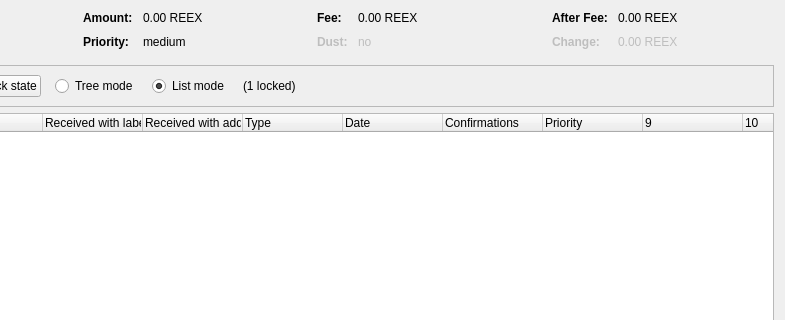
Above: src/qt/forms/coincontroldialog.ui from supertref/Reex before the change; both pictures show x 169 to 954 and y 0 to 320 of the 954 by 500 pixel window. Below: the same form after it.
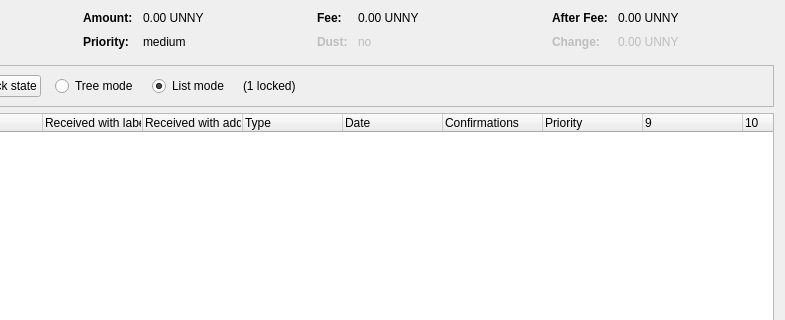
That is the form after the change. Custom widgets are drawn as their Qt base class.

```diff
--- a/src/qt/forms/coincontroldialog.ui
+++ b/src/qt/forms/coincontroldialog.ui
@@ -132,7 +132,7 @@
           <enum>Qt::ActionsContextMenu</enum>
          </property>
          <property name="text">
-          <string notr="true">0.00 REEX</string>
+          <string notr="true">0.00 UNNY</string>
          </property>
          <property name="textInteractionFlags">
           <set>Qt::LinksAccessibleByMouse|Qt::TextSelectableByKeyboard|Qt::TextSelectableByMouse</set>
@@ -206,7 +206,7 @@
           <enum>Qt::ActionsContextMenu</enum>
          </property>
          <property name="text">
-          <string notr="true">0.00 REEX</string>
+          <string notr="true">0.00 UNNY</string>
          </property>
          <property name="textInteractionFlags">
           <set>Qt::LinksAccessibleByMouse|Qt::TextSelectableByKeyboard|Qt::TextSelectableByMouse</set>
@@ -286,7 +286,7 @@
           <enum>Qt::ActionsContextMenu</enum>
          </property>
          <property name="text">
-          <string notr="true">0.00 REEX</string>
+          <string notr="true">0.00 UNNY</string>
          </property>
          <property name="textInteractionFlags">
           <set>Qt::LinksAccessibleByMouse|Qt::TextSelectableByKeyboard|Qt::TextSelectableByMouse</set>
@@ -321,7 +321,7 @@
           <enum>Qt::ActionsContextMenu</enum>
          </property>
          <property name="text">
-          <string notr="true">0.00 REEX</string>
+          <string notr="true">0.00 UNNY</string>
          </property>
          <property name="textInteractionFlags">
           <set>Qt::LinksAccessibleByMouse|Qt::TextSelectableByKeyboard|Qt::TextSelectableByMouse</set>
```
